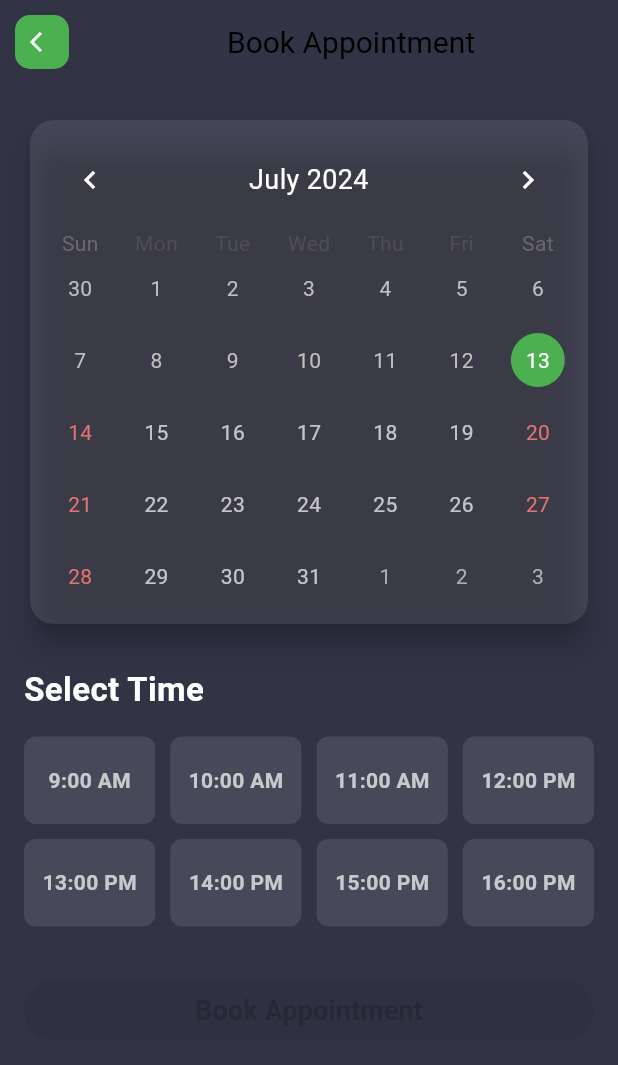
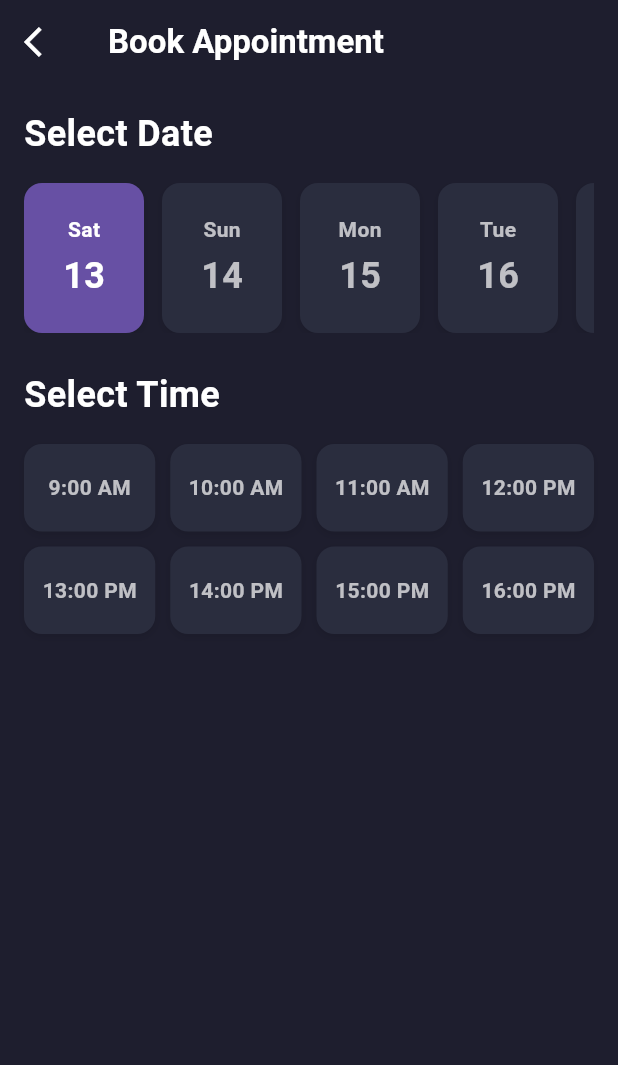
Before and after one commit to SarthakPaneru/StyleSlate-Customer, a Flutter app: the BookingPage screen opened directly with empty values, on a phone screen of 412 x 824 dp. Shown: the top 1065 px of the screen. Run offline on Flutter 3.47's test engine with Material 3 defaults, Android fonts, the phone set to English and light mode, and no system bars; drawn by our look-alikes of table_calendar; our stand-ins replace cached_network_image, carousel_slider, email_validator, firebase_core, firebase_messaging, flutter_secure_storage and 10 more; missing offline and left inert: dart:ffi, heart_toggle, khalti_flutter, stomp_dart_client; accounts and stored records are empty.

Commit message:
bookpage manage

```diff
--- a/lib/Screen/booking page.dart
+++ b/lib/Screen/booking page.dart
@@ -3,14 +3,9 @@ import 'dart:convert';
 import 'package:flutter/material.dart';
 import 'package:font_awesome_flutter/font_awesome_flutter.dart';
 import 'package:hamro_barber_mobile/config/api_requests.dart';
-import 'package:hamro_barber_mobile/modules/screens/homepage.dart';
 import 'package:hamro_barber_mobile/utils/khaltihome.dart';
 import 'package:http/http.dart' as http;
-import 'package:table_calendar/table_calendar.dart';
-
-import '../widgets/button.dart';
-import '../widgets/config.dart';
-import '../widgets/custom_appbar.dart';
+import 'package:intl/intl.dart';
 
 class BookingPage extends StatefulWidget {
   final int barberId;
@@ -24,61 +19,126 @@ class BookingPage extends StatefulWidget {
 
 class _BookingPageState extends State<BookingPage> {
   final ApiRequests _apiRequests = ApiRequests();
-  CalendarFormat _format = CalendarFormat.month;
-  DateTime _focusDay = DateTime.now();
-  DateTime _currentDay = DateTime.now();
-  int? _currentIndex;
-  bool _isWeekend = false;
-  bool _dateSelected = false;
-  bool _timeSelected = false;
+  DateTime _selectedDate = DateTime.now();
+  int? _selectedTimeIndex;
   final int _serviceTime = 60;
 
   @override
-  void initState() {
-    super.initState();
-  }
-
-  @override
   Widget build(BuildContext context) {
-    Config().init(context);
-
     return Scaffold(
-      backgroundColor: const Color(0xff323345),
-      appBar: CustomAppBar(
-        appTitle: 'Book Appointment',
+      backgroundColor: const Color(0xff1E1E2E),
+      appBar: AppBar(
+        backgroundColor: Colors.transparent,
+        elevation: 0,
+        title: Text('Book Appointment',
+            style: TextStyle(color: Colors.white, fontWeight: FontWeight.bold)),
+        leading: IconButton(
           icon: FaIcon(Icons.arrow_back_ios, color: Colors.white),
+          onPressed: () => Navigator.pop(context),
         ),
-      body: SingleChildScrollView(
+      ),
+      body: Column(
+        children: [
+          Expanded(
+            child: SingleChildScrollView(
               child: Padding(
                 padding: const EdgeInsets.all(16.0),
                 child: Column(
                   crossAxisAlignment: CrossAxisAlignment.start,
                   children: <Widget>[
-              _buildCalendarCard(),
+                    _buildDateSelection(),
                     const SizedBox(height: 24),
-              _buildTimeSelectionSection(),
-              const SizedBox(height: 32),
+                    _buildTimeSelection(),
+                  ],
+                ),
+              ),
+            ),
+          ),
           _buildBookButton(),
         ],
       ),
+    );
+  }
+
+  Widget _buildDateSelection() {
+    return Column(
+      crossAxisAlignment: CrossAxisAlignment.start,
+      children: [
+        Text(
+          'Select Date',
+          style: TextStyle(
+            color: Colors.white,
+            fontSize: 24,
+            fontWeight: FontWeight.bold,
+          ),
+        ),
+        const SizedBox(height: 16),
+        Container(
+          height: 100,
+          child: ListView.builder(
+            scrollDirection: Axis.horizontal,
+            itemCount: 14, // Show next 14 days
+            itemBuilder: (context, index) {
+              final date = DateTime.now().add(Duration(days: index));
+              return _buildDateBox(date);
+            },
+          ),
+        ),
+      ],
+    );
+  }
+
+  Widget _buildDateBox(DateTime date) {
+    final isSelected = _selectedDate.year == date.year &&
+        _selectedDate.month == date.month &&
+        _selectedDate.day == date.day;
+    return GestureDetector(
+      onTap: () => setState(() {
+        _selectedDate = date;
+        _selectedTimeIndex = null;
+      }),
+      child: Container(
+        width: 80,
+        margin: EdgeInsets.only(right: 12),
+        decoration: BoxDecoration(
+          color: isSelected
+              ? Theme.of(context).primaryColor
+              : const Color(0xff2A2D3E),
+          borderRadius: BorderRadius.circular(12),
+          boxShadow: [
+            BoxShadow(
+              color: Colors.black.withOpacity(0.1),
+              blurRadius: 4,
+              offset: Offset(0, 2),
+            ),
+          ],
+        ),
+        child: Column(
+          mainAxisAlignment: MainAxisAlignment.center,
+          children: [
+            Text(
+              DateFormat('EEE').format(date),
+              style: TextStyle(
+                color: isSelected ? Colors.white : Colors.white70,
+                fontWeight: FontWeight.bold,
+              ),
+            ),
+            SizedBox(height: 4),
+            Text(
+              DateFormat('d').format(date),
+              style: TextStyle(
+                color: isSelected ? Colors.white : Colors.white70,
+                fontSize: 24,
+                fontWeight: FontWeight.bold,
+              ),
+            ),
+          ],
         ),
       ),
     );
   }
 
-  Widget _buildCalendarCard() {
-    return Card(
-      elevation: 8,
-      shape: RoundedRectangleBorder(borderRadius: BorderRadius.circular(16)),
-      color: Colors.white.withOpacity(0.1),
-      child: Padding(
-        padding: const EdgeInsets.all(8.0),
-        child: _tableCalendar(),
-      ),
-    );
-  }
-
-  Widget _buildTimeSelectionSection() {
+  Widget _buildTimeSelection() {
     return Column(
       crossAxisAlignment: CrossAxisAlignment.start,
       children: [
@@ -86,36 +146,12 @@ class _BookingPageState extends State<BookingPage> {
           'Select Time',
           style: TextStyle(
             color: Colors.white,
-            fontSize: 22,
+            fontSize: 24,
             fontWeight: FontWeight.bold,
           ),
         ),
         const SizedBox(height: 16),
-        if (_isWeekend) _buildWeekendWarning() else _buildTimeGrid(),
-      ],
-    );
-  }
-
-  Widget _buildWeekendWarning() {
-    return Container(
-      padding: const EdgeInsets.all(16),
-      decoration: BoxDecoration(
-        color: Colors.red.withOpacity(0.1),
-        borderRadius: BorderRadius.circular(8),
-      ),
-      child: Text(
-        'Tuesday is not available, please select another date',
-        style: TextStyle(
-          fontSize: 16,
-          color: Colors.red[300],
-          fontWeight: FontWeight.w500,
-        ),
-      ),
-    );
-  }
-
-  Widget _buildTimeGrid() {
-    return GridView.builder(
+        GridView.builder(
           shrinkWrap: true,
           physics: NeverScrollableScrollPhysics(),
           gridDelegate: SliverGridDelegateWithFixedCrossAxisCount(
@@ -126,47 +162,71 @@ class _BookingPageState extends State<BookingPage> {
           ),
           itemCount: 8,
           itemBuilder: (context, index) {
-        return InkWell(
-          onTap: () => setState(() {
-            _currentIndex = index;
-            _timeSelected = true;
-          }),
+            return _buildTimeBox(index);
+          },
+        ),
+      ],
+    );
+  }
+
+  Widget _buildTimeBox(int index) {
+    final isSelected = _selectedTimeIndex == index;
+    return GestureDetector(
+      onTap: () => setState(() => _selectedTimeIndex = index),
       child: Container(
         decoration: BoxDecoration(
-              color: _currentIndex == index
-                  ? Config.primaryColor
-                  : Colors.white.withOpacity(0.1),
-              borderRadius: BorderRadius.circular(8),
+          color: isSelected
+              ? Theme.of(context).primaryColor
+              : const Color(0xff2A2D3E),
+          borderRadius: BorderRadius.circular(12),
+          boxShadow: [
+            BoxShadow(
+              color: Colors.black.withOpacity(0.1),
+              blurRadius: 4,
+              offset: Offset(0, 2),
+            ),
+          ],
         ),
         alignment: Alignment.center,
         child: Text(
           '${index + 9}:00 ${index + 9 > 11 ? "PM" : "AM"}',
           style: TextStyle(
             fontWeight: FontWeight.bold,
-                color: _currentIndex == index ? Colors.white : Colors.white70,
+            color: isSelected ? Colors.white : Colors.white70,
           ),
         ),
       ),
     );
-      },
-    );
   }
 
   Widget _buildBookButton() {
-    return Button(
-      width: double.infinity,
-      title: 'Book Appointment',
-      onPressed: _bookAppointment,
-      disable: !(_timeSelected && _dateSelected),
+    return Padding(
+      padding: const EdgeInsets.all(16.0),
+      child: ElevatedButton(
+        onPressed: (_selectedTimeIndex != null) ? _bookAppointment : null,
+        style: ElevatedButton.styleFrom(
+          foregroundColor: Colors.white,
+          backgroundColor: Theme.of(context).primaryColor,
+          shape:
+              RoundedRectangleBorder(borderRadius: BorderRadius.circular(12)),
+          padding: EdgeInsets.symmetric(vertical: 16),
+          minimumSize: Size(double.infinity, 50),
+          elevation: 5,
+        ),
+        child: Text(
+          'Book Appointment',
+          style: TextStyle(fontSize: 18, fontWeight: FontWeight.bold),
+        ),
+      ),
     );
   }
 
   void _bookAppointment() {
-    final desiredTime = TimeOfDay(hour: _currentIndex! + 9, minute: 0);
+    final desiredTime = TimeOfDay(hour: _selectedTimeIndex! + 9, minute: 0);
     final appointmentDateTime = DateTime(
-      _focusDay.year,
-      _focusDay.month,
-      _focusDay.day,
+      _selectedDate.year,
+      _selectedDate.month,
+      _selectedDate.day,
       desiredTime.hour,
       desiredTime.minute,
     );
@@ -184,40 +244,7 @@ class _BookingPageState extends State<BookingPage> {
           bookingStart, bookingEnd, widget.barberId, widget.serviceId);
 
       if (response.statusCode == 200) {
-        showDialog(
-          context: context,
-          builder: (BuildContext context) {
-            return AlertDialog(
-              title: Text('Successfully Booked'),
-              content: Text('Barber has been reserved'),
-              actions: <Widget>[
-                TextButton(
-                    onPressed: () {
-                      Navigator.of(context).push(
-                        MaterialPageRoute(
-                          builder: (BuildContext context) {
-                            return PaymentPage();
-                          },
-                        ),
-                      );
-                    },
-                    child: Text("Payment")),
-                TextButton(
-                  child: Text('OK'),
-                  onPressed: () {
-                    Navigator.of(context).push(
-                      MaterialPageRoute(
-                        builder: (BuildContext context) {
-                          return HomePage();
-                        },
-                      ),
-                    );
-                  },
-                ),
-              ],
-            );
-          },
-        );
+        _showSuccessDialog();
       } else {
         final errorResponse = json.decode(response.body);
         _showSnackbar('Error: ${errorResponse['message'] ?? 'Unknown error'}');
@@ -227,6 +254,31 @@ class _BookingPageState extends State<BookingPage> {
     }
   }
 
+  void _showSuccessDialog() {
+    showDialog(
+      context: context,
+      builder: (BuildContext context) {
+        return AlertDialog(
+          title: Text('Booking Successful'),
+          content: Text('Your appointment has been booked successfully.'),
+          actions: <Widget>[
+            TextButton(
+              child: Text('Proceed to Payment'),
+              onPressed: () {
+                Navigator.of(context).pop(); // Close the dialog
+                Navigator.of(context).pushReplacement(
+                  MaterialPageRoute(
+                    builder: (BuildContext context) => PaymentPage(),
+                  ),
+                );
+              },
+            ),
+          ],
+        );
+      },
+    );
+  }
+
   void _showSnackbar(String message) {
     final snackBar = SnackBar(
       content: Text(message),
@@ -234,48 +286,4 @@ class _BookingPageState extends State<BookingPage> {
     );
     ScaffoldMessenger.of(context).showSnackBar(snackBar);
   }
-
-  Widget _tableCalendar() {
-    return TableCalendar(
-      focusedDay: _focusDay,
-      firstDay: DateTime.now(),
-      lastDay: DateTime(2024, 12, 31),
-      calendarFormat: _format,
-      currentDay: _currentDay,
-      rowHeight: 48,
-      calendarStyle: CalendarStyle(
-        todayDecoration:
-            BoxDecoration(color: Config.primaryColor, shape: BoxShape.circle),
-        selectedDecoration:
-            BoxDecoration(color: Colors.blue, shape: BoxShape.circle),
-        todayTextStyle: TextStyle(color: Colors.white),
-        selectedTextStyle: TextStyle(color: Colors.white),
-        defaultTextStyle: TextStyle(color: Colors.white70),
-        weekendTextStyle: TextStyle(color: Colors.red[300]),
-      ),
-      headerStyle: HeaderStyle(
-        formatButtonVisible: false,
-        titleCentered: true,
-        titleTextStyle: TextStyle(color: Colors.white, fontSize: 18),
-        leftChevronIcon: Icon(Icons.chevron_left, color: Colors.white),
-        rightChevronIcon: Icon(Icons.chevron_right, color: Colors.white),
-      ),
-      availableCalendarFormats: const {CalendarFormat.month: 'Month'},
-      onPageChanged: (focusedDay) => _focusDay = focusedDay,
-      onDaySelected: _onDaySelected,
-    );
 }
-
-  void _onDaySelected(DateTime selectedDay, DateTime focusedDay) {
-    setState(() {
-      _currentDay = selectedDay;
-      _focusDay = focusedDay;
-      _dateSelected = true;
-      _isWeekend = selectedDay.weekday == 2;
-      if (_isWeekend) {
-        _timeSelected = false;
-        _currentIndex = null;
-      }
-    });
-  }
-}
--- a/lib/constants/app_constants.dart
+++ b/lib/constants/app_constants.dart
@@ -3,7 +3,7 @@ import 'package:hamro_barber_mobile/core/auth/token.dart';
 class ApiConstants {
   static const int maxRetryCount = 3;
   static const int timeoutSeconds = 30;
-  static const String address = '192.168.1.101:8080';
+  static const String address = '192.168.18.3:8080';
   static const String baseUrl = 'http://$address';
 
   // Auth's Endpoint
--- a/pubspec.yaml
+++ b/pubspec.yaml
@@ -41,7 +41,7 @@ dependencies:
   flutter_secure_storage: ^9.2.2
   heart_toggle: ^0.0.3
   table_calendar: ^3.0.9
-  font_awesome_flutter: ^10.2.1
+  font_awesome_flutter: ^10.7.0
   image_picker: ^1.0.1
   mime: ^1.0.4
   http_parser: ^4.0.2
```
Also changed, not shown: lib/Screen/appointment.dart (+168 -45 lines), flutter_05.png (added), flutter_06.png (added), flutter_07.png (added), flutter_08.png (added), flutter_09.png (added), pubspec.lock. Lines whose indentation alone changed are shown as unchanged.
